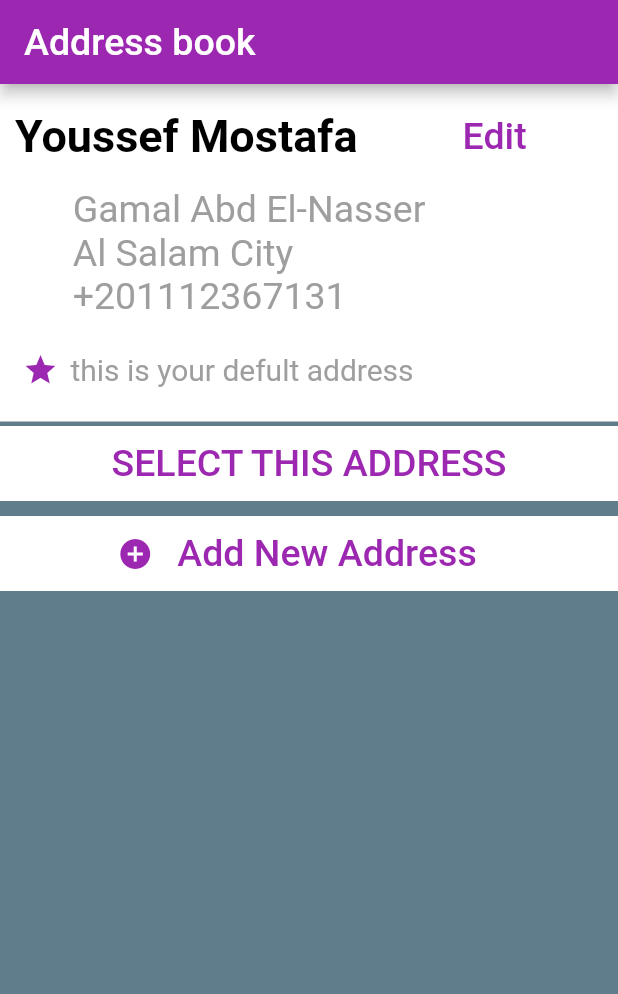
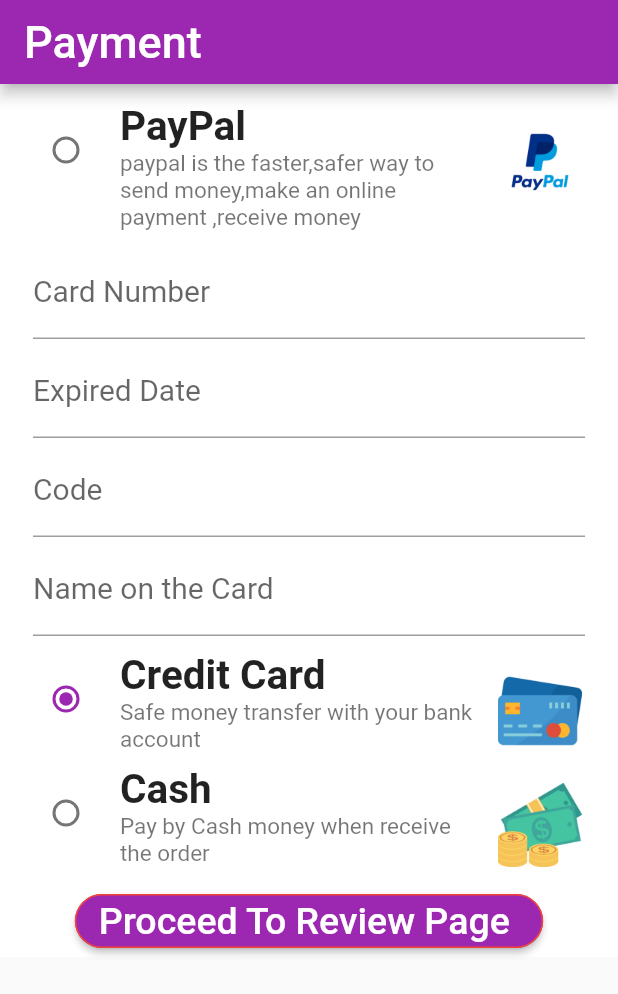
Before and after one commit to Youssef-Mostafa2000/E-Commerce-System, a Flutter app: the screen it shows after launch, on a phone screen of 412 x 824 dp. Shown: the top 994 px of the screen. Run offline on Flutter 3.47's test engine with Material 2 defaults, Android fonts, the light colour scheme and no system bars.

Commit message:
awl 7aga 3amlt add lsaf7et el payment fe address book page

```diff
--- /dev/null
+++ b/Address_book_Page/lib/Payment.dart
@@ -0,0 +1,162 @@
+import 'package:flutter/cupertino.dart';
+import 'package:flutter/material.dart';
+import 'package:flutter/painting.dart';
+import 'package:flutter/widgets.dart';
+import 'text_field.dart';
+
+
+
+
+class Payment extends StatefulWidget {
+  _PaymentState createState() => _PaymentState();
+}
+
+class _PaymentState extends State<Payment> {
+  int radiovalue ;
+  bool x,y;
+  int val;
+  @override
+  void initState() {
+    super.initState();
+    radiovalue = 1;
+    x=true;
+    y=false;
+    val=0;
+  }
+
+
+  void radiofunc( val) {
+    if(val==0)
+    {
+      x=true;
+      y=false;
+      print(x);
+    }
+    else if(val==1){
+      x=false;
+      y=true;
+      print("y");
+    }
+    else{
+      x=false;
+      y=false;
+    }
+    setState(() {
+      radiovalue = val;
+
+    });
+  }
+
+
+
+  Widget build(BuildContext context) {
+    return  Scaffold(
+        appBar: AppBar(
+          title: Text(
+            "Payment ",
+            style: TextStyle(
+              fontSize: 30,
+            ),
+          ),
+          backgroundColor: Colors.purple,
+        ),
+        body: SingleChildScrollView(
+          child: Container(
+            color: Colors.white,
+            child: Column(
+              //crossAxisAlignment: CrossAxisAlignment.start,
+              children: [
+                Container(
+                  child: Padding(
+                    padding: const EdgeInsets.all(8.0),
+                    child: Column(
+                      children: [
+                        Container(
+                          child: Column(children: [
+                            RadioListTile(
+                              value: 0,
+                              groupValue: radiovalue,
+                              onChanged: radiofunc,
+                              activeColor: Colors.purple,
+                              title: Text(
+                                "PayPal",
+                                style: TextStyle(
+                                    fontSize: 27, fontWeight: FontWeight.bold),
+                              ),
+                              subtitle: Text(
+                                "paypal is the faster,safer way to send money,make an online payment ,receive money",
+                                style: TextStyle(fontSize: 15),
+                              ),
+                              secondary:Image.asset("image/11.png"),
+                            ),
+                            Visibility(
+                              child: Container(child: text(),),
+                              visible: x,
+                            ),
+                            RadioListTile(
+                              value: 1,
+                              groupValue: radiovalue,
+                              onChanged: radiofunc,
+                              activeColor: Colors.purple,
+                              title: Text(
+                                "Credit Card",
+                                style: TextStyle(
+                                    fontSize: 27, fontWeight: FontWeight.bold),
+                              ),
+                              subtitle: Text(
+                                "Safe money transfer with your bank account",
+                                style: TextStyle(fontSize: 15),
+                              ),
+                              secondary: Image.asset("image/22.png"),
+                            ),
+                            Visibility(
+                              child: Container(child: text(),),
+                              visible: y,
+                            ),
+                            RadioListTile(
+                              value: 2,
+                              groupValue: radiovalue,
+                              onChanged: radiofunc,
+                              activeColor: Colors.purple,
+                              title: Text(
+                                "Cash ",
+                                style: TextStyle(
+                                    fontSize: 27, fontWeight: FontWeight.bold),
+                              ),
+                              subtitle: Text(
+                                "Pay by Cash money when receive the order",
+                                style: TextStyle(fontSize: 15),
+                              ),
+                              secondary: Image.asset("image/33.png"),
+                            ),
+                          ]),
+                        ), //container bta3 el radio buttoms
+                      ],
+                    ),
+                  ),
+                ), //container el radio buttoms bta3 el payment method
+                Container(
+                  alignment: Alignment.bottomCenter,
+                  child: RaisedButton(
+                    onPressed: () {},
+                    color: Colors.purple,
+                    shape: RoundedRectangleBorder(
+                        borderRadius: BorderRadius.circular(18.0),
+                        side: BorderSide(color: Colors.red)
+                    ),
+                    highlightColor: Colors.white,
+                    child: Text(
+                      "Proceed To Review Page ",
+                      style: TextStyle(fontSize: 25, color: Colors.white),
+
+                    ),
+                  ),
+                ), // container bta3 el raised buttom
+              ],
+            ),
+          ),
+        ),
+      );
+
+  }
+}
--- a/Address_book_Page/lib/main.dart
+++ b/Address_book_Page/lib/main.dart
@@ -3,6 +3,8 @@ import 'package:flutter/material.dart';
 import 'package:flutter/painting.dart';
 import 'package:flutter/widgets.dart';
 import 'Addressbook.dart';
+import 'text_field.dart';
+import 'Payment.dart';
 void main() {
   runApp(Homepage());
 }
@@ -16,7 +18,7 @@ class _HomepageState extends State<Homepage> {
   Widget build(BuildContext context) {
     return MaterialApp(
       debugShowCheckedModeBanner: false,
-      home: Addressproject(),
+      home: Payment(),
 
     );
   }
--- /dev/null
+++ b/Address_book_Page/lib/text_field.dart
@@ -0,0 +1,69 @@
+import 'package:flutter/cupertino.dart';
+import 'package:flutter/material.dart';
+
+class text extends StatelessWidget {
+  @override
+  Widget build(BuildContext context) {
+    return Container(
+
+
+        width: double.infinity,
+        child:Padding(
+
+          padding: const EdgeInsets.all(4.0),
+          child: Column(
+
+
+            children: [
+              Container(
+                margin: EdgeInsets.fromLTRB(10, 2, 10, 2),
+                child: TextField(
+
+                  keyboardType: TextInputType.number,
+                  decoration: InputDecoration(
+                      labelStyle: TextStyle(fontSize: 20),
+                      hintText: "72515646512",
+                      labelText: "Card Number"
+                  ),
+                ),
+              ),
+              Container(
+                margin: EdgeInsets.fromLTRB(10, 2, 10, 2),
+                child: TextField(
+                  keyboardType: TextInputType.datetime,
+                  decoration: InputDecoration(
+                    labelText: "Expired Date",
+                    hintText: "MM/YY",
+                    labelStyle: TextStyle(fontSize: 20),
+                  ),
+                ),
+              ),
+              Container(
+                margin: EdgeInsets.fromLTRB(10, 2, 10, 2),
+                child: TextField(
+                  keyboardType: TextInputType.number,
+                  decoration: InputDecoration(
+                    labelText: "Code",
+                    hintText: "66",
+                    labelStyle: TextStyle(fontSize: 20),
+                  ),
+                ),
+              ),
+              Container(
+                margin: EdgeInsets.fromLTRB(10, 2, 10, 2),
+                child: TextField(
+                  keyboardType: TextInputType.name,
+                  decoration: InputDecoration(
+                    labelText: "Name on the Card",
+                    hintText: "Your Name",
+                    labelStyle: TextStyle(fontSize: 20),
+                  ),
+                ),
+              )
+            ],
+          ),
+        )
+
+    );
+  }
+}
--- a/Address_book_Page/pubspec.yaml
+++ b/Address_book_Page/pubspec.yaml
@@ -43,6 +43,10 @@ flutter:
   # included with your application, so that you can use the icons in
   # the material Icons class.
   uses-material-design: true
+  assets:
+    - image/11.png
+    - image/22.png
+    - image/33.png
 
   # To add assets to your application, add an assets section, like this:
   # assets:
```
Also changed, not shown: Address_book_Page/image/11.png (added), Address_book_Page/image/22.png (added), Address_book_Page/image/33.png (added).
